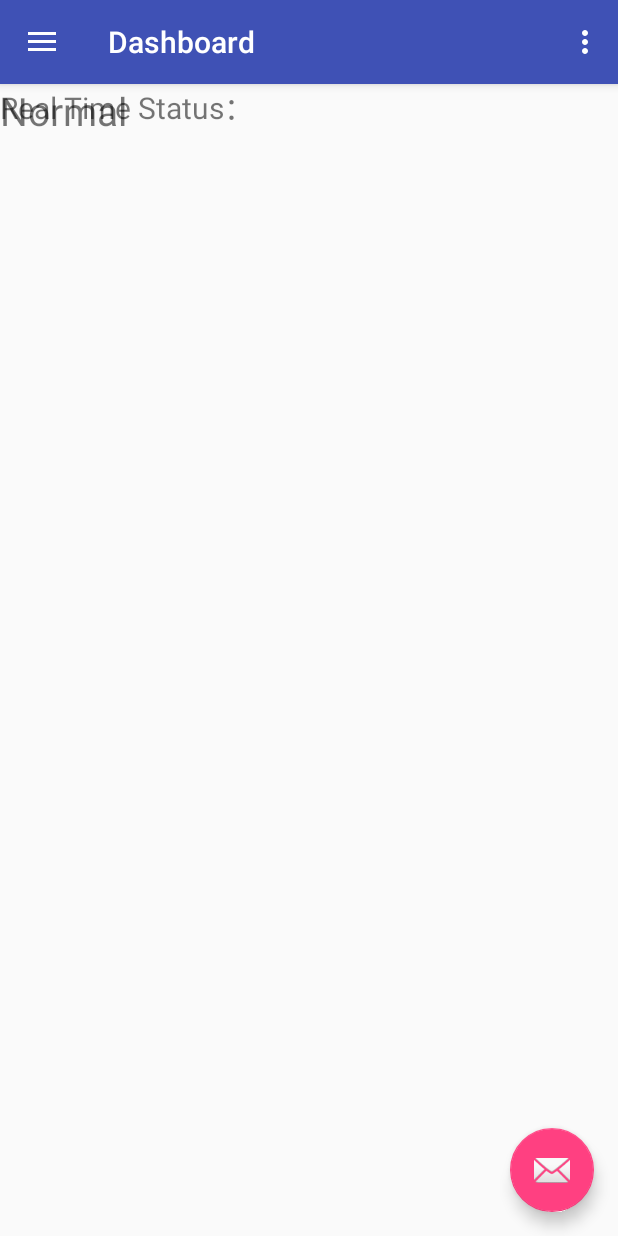
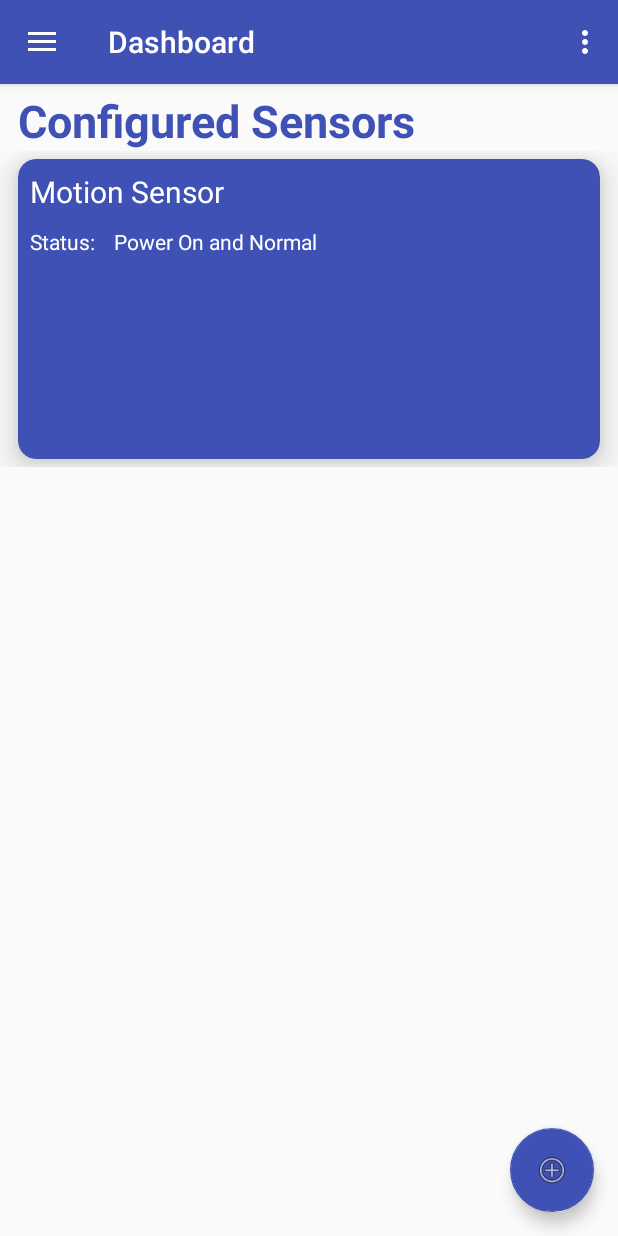
Before and after one commit to hlwhl/ElderlyCaringSystem, an Android app: the HomeActivity screen opened directly, with no data from a screen before it, on a phone screen of 412 x 824 dp. Run offline under Robolectric (Android 15) with nearby library versions, the phone set to English and light mode, and no system bars; libraries missing offline, so code that uses them is left out: cn.bmob.v3; 1 statement that could not run was skipped.

Commit message:
home activity card view

```diff
--- a/ElderlyCaringSystemClient/app/build.gradle
+++ b/ElderlyCaringSystemClient/app/build.gradle
@@ -33,4 +33,5 @@ dependencies {
     implementation 'cn.bmob.android:bmob-push:1.0.2'
     implementation 'com.jakewharton:butterknife:8.8.1'
     annotationProcessor 'com.jakewharton:butterknife-compiler:8.8.1'
+    implementation 'com.android.support:cardview-v7:27.1.1'
 }
--- a/ElderlyCaringSystemClient/app/src/main/java/com/linwei/elderlycare/elderlycaringsystemclient/activities/AddSensorActivity.java
+++ b/ElderlyCaringSystemClient/app/src/main/java/com/linwei/elderlycare/elderlycaringsystemclient/activities/AddSensorActivity.java
@@ -42,13 +42,14 @@ public class AddSensorActivity extends AppCompatActivity {
             public void onClick(View view) {
                 Toast.makeText(getApplicationContext(), sensorAddress.getText().toString(), Toast.LENGTH_LONG);
                 Sensor sensor = new Sensor();
-                sensor.setOwner((User) BmobUser.getCurrentUser());
+                sensor.setOwner(BmobUser.getCurrentUser());
                 sensor.setSensorBTAddress(sensorAddress.getText().toString());
                 sensor.setSensorDescription(sensorDescription.getText().toString());
                 sensor.save(new SaveListener<String>() {
                     @Override
                     public void done(String s, BmobException e) {
                         if (e == null) {
+                            Toast.makeText(getApplicationContext(), "Sensor information saved", Toast.LENGTH_LONG).show();
                             Intent intent = new Intent(AddSensorActivity.this, HomeActivity.class);
                             startActivity(intent);
                             finish();
--- a/ElderlyCaringSystemClient/app/src/main/java/com/linwei/elderlycare/elderlycaringsystemclient/activities/HomeActivity.java
+++ b/ElderlyCaringSystemClient/app/src/main/java/com/linwei/elderlycare/elderlycaringsystemclient/activities/HomeActivity.java
@@ -3,6 +3,9 @@ package com.linwei.elderlycare.elderlycaringsystemclient.activities;
 import android.os.Bundle;
 import android.support.design.widget.FloatingActionButton;
 import android.support.design.widget.Snackbar;
+import android.support.v7.widget.DefaultItemAnimator;
+import android.support.v7.widget.LinearLayoutManager;
+import android.support.v7.widget.RecyclerView;
 import android.view.View;
 import android.support.design.widget.NavigationView;
 import android.support.v4.view.GravityCompat;
@@ -14,9 +17,11 @@ import android.view.Menu;
 import android.view.MenuItem;
 
 import com.linwei.elderlycare.elderlycaringsystemclient.R;
+import com.linwei.elderlycare.elderlycaringsystemclient.adapters.CardRecyAdapter;
 import com.linwei.elderlycare.elderlycaringsystemclient.entities.Sensor;
 import com.linwei.elderlycare.elderlycaringsystemclient.entities.User;
 
+import java.util.ArrayList;
 import java.util.List;
 
 import cn.bmob.v3.BmobQuery;
@@ -27,7 +32,9 @@ import cn.bmob.v3.listener.FindListener;
 public class HomeActivity extends AppCompatActivity
         implements NavigationView.OnNavigationItemSelectedListener {
 
-    User currentUser;
+    BmobUser currentUser;
+    private RecyclerView recyclerView;
+    private CardRecyAdapter myAdapter;
 
     @Override
     protected void onCreate(Bundle savedInstanceState) {
@@ -37,7 +44,19 @@ public class HomeActivity extends AppCompatActivity
         setSupportActionBar(toolbar);
         getSupportActionBar().setTitle("Dashboard");
 
-        currentUser = (User) BmobUser.getCurrentUser();
+        currentUser = BmobUser.getCurrentUser();
+
+        //recycler view
+        recyclerView = findViewById(R.id.recview_home);
+        recyclerView.setLayoutManager(new LinearLayoutManager(this));
+        recyclerView.setItemAnimator(new DefaultItemAnimator());
+        List<Sensor> list = new ArrayList<Sensor>();
+        Sensor test = new Sensor();
+        test.setSensorDescription("ddd");
+        list.add(test);
+        myAdapter = new CardRecyAdapter(list);
+        recyclerView.setAdapter(myAdapter);
+
 
         //悬浮按钮
         FloatingActionButton fab = findViewById(R.id.fab);
--- /dev/null
+++ b/ElderlyCaringSystemClient/app/src/main/java/com/linwei/elderlycare/elderlycaringsystemclient/adapters/CardRecyAdapter.java
@@ -0,0 +1,48 @@
+package com.linwei.elderlycare.elderlycaringsystemclient.adapters;
+
+import android.support.annotation.NonNull;
+import android.support.v7.widget.RecyclerView;
+import android.view.LayoutInflater;
+import android.view.View;
+import android.view.ViewGroup;
+import android.widget.TextView;
+
+import com.linwei.elderlycare.elderlycaringsystemclient.R;
+import com.linwei.elderlycare.elderlycaringsystemclient.entities.Sensor;
+
+import java.util.List;
+
+public class CardRecyAdapter extends RecyclerView.Adapter<CardRecyAdapter.ViewHolder> {
+    private List<Sensor> sensors;
+
+    public CardRecyAdapter(List<Sensor> sensors) {
+        this.sensors = sensors;
+    }
+
+    @NonNull
+    @Override
+    public ViewHolder onCreateViewHolder(@NonNull ViewGroup parent, int viewType) {
+        View view = LayoutInflater.from(parent.getContext()).inflate(R.layout.card_view, parent, false);
+        return new ViewHolder(view);
+    }
+
+    @Override
+    public void onBindViewHolder(@NonNull ViewHolder holder, int position) {
+        Sensor s = sensors.get(position);
+        //holder.sensorname.setText(s.getSensorDescription());
+    }
+
+    @Override
+    public int getItemCount() {
+        return sensors == null ? 0 : sensors.size();
+    }
+
+    public static class ViewHolder extends RecyclerView.ViewHolder {
+        public TextView sensorname;
+
+        public ViewHolder(View v) {
+            super(v);
+            //sensorname=v.findViewById(R.id.tv_sensorname);
+        }
+    }
+}
--- a/ElderlyCaringSystemClient/app/src/main/java/com/linwei/elderlycare/elderlycaringsystemclient/entities/Sensor.java
+++ b/ElderlyCaringSystemClient/app/src/main/java/com/linwei/elderlycare/elderlycaringsystemclient/entities/Sensor.java
@@ -1,10 +1,11 @@
 package com.linwei.elderlycare.elderlycaringsystemclient.entities;
 
 import cn.bmob.v3.BmobObject;
+import cn.bmob.v3.BmobUser;
 
 public class Sensor extends BmobObject {
     private String sensorBTAddress;
-    private User owner;
+    private BmobUser owner;
     private String sensorDescription;
 
     public void setSensorDescription(String sensorDescription) {
@@ -21,7 +22,7 @@ public class Sensor extends BmobObject {
 
     private boolean powerStatus;
 
-    public void setOwner(User owner) {
+    public void setOwner(BmobUser owner) {
         this.owner = owner;
     }
 
@@ -33,7 +34,7 @@ public class Sensor extends BmobObject {
         return sensorBTAddress;
     }
 
-    public User getOwner() {
+    public BmobUser getOwner() {
         return owner;
     }
 
--- a/ElderlyCaringSystemClient/app/src/main/res/layout/app_bar_home.xml
+++ b/ElderlyCaringSystemClient/app/src/main/res/layout/app_bar_home.xml
@@ -25,9 +25,10 @@
     <android.support.design.widget.FloatingActionButton
         android:id="@+id/fab"
         android:layout_width="wrap_content"
+        app:backgroundTint="@color/colorPrimary"
         android:layout_height="wrap_content"
         android:layout_gravity="bottom|end"
         android:layout_margin="@dimen/fab_margin"
-        app:srcCompat="@android:drawable/ic_dialog_email" />
+        app:srcCompat="@android:drawable/ic_menu_add" />
 
 </android.support.design.widget.CoordinatorLayout>
--- /dev/null
+++ b/ElderlyCaringSystemClient/app/src/main/res/layout/card_view.xml
@@ -0,0 +1,56 @@
+<?xml version="1.0" encoding="utf-8"?>
+<android.support.v7.widget.CardView xmlns:tools="http://schemas.android.com/tools"
+    android:layout_height="200dp"
+    android:layout_width="match_parent"
+    xmlns:card_view="http://schemas.android.com/apk/res-auto"
+    card_view:cardCornerRadius="12dp"
+    card_view:cardElevation="12dp"
+    card_view:cardBackgroundColor="@color/colorPrimary"
+    android:layout_marginTop="5dp"
+    android:layout_marginBottom="5dp"
+    android:layout_marginLeft="12dp"
+    android:layout_marginRight="12dp"
+    android:orientation="horizontal"
+    xmlns:android="http://schemas.android.com/apk/res/android">
+
+    <android.support.constraint.ConstraintLayout
+        android:layout_width="wrap_content"
+        android:layout_height="wrap_content">
+
+        <android.support.v7.widget.AppCompatTextView
+            android:id="@+id/card_title"
+            android:layout_width="167dp"
+            android:layout_height="27dp"
+            android:layout_marginStart="8dp"
+            android:layout_marginTop="8dp"
+            android:text="Motion Sensor"
+            android:textColor="#ffffff"
+            android:textSize="20sp"
+            card_view:layout_constraintStart_toStartOf="parent"
+            card_view:layout_constraintTop_toTopOf="parent" />
+
+        <TextView
+            android:id="@+id/tv_sensorstatus"
+            android:layout_width="wrap_content"
+            android:layout_height="wrap_content"
+            android:layout_marginStart="9dp"
+            android:layout_marginTop="10dp"
+            android:text="Power On and Normal"
+            android:textColor="#FFFFFF"
+            card_view:layout_constraintStart_toEndOf="@+id/tv_sensorstatustitle"
+            card_view:layout_constraintTop_toBottomOf="@+id/card_title" />
+
+        <TextView
+            android:id="@+id/tv_sensorstatustitle"
+            android:layout_width="wrap_content"
+            android:layout_height="wrap_content"
+            android:layout_marginStart="8dp"
+            android:layout_marginTop="10dp"
+            android:text="Status: "
+            android:textColor="#FFFFFF"
+            card_view:layout_constraintStart_toStartOf="parent"
+            card_view:layout_constraintTop_toBottomOf="@+id/card_title" />
+    </android.support.constraint.ConstraintLayout>
+
+
+</android.support.v7.widget.CardView>
--- a/ElderlyCaringSystemClient/app/src/main/res/layout/content_home.xml
+++ b/ElderlyCaringSystemClient/app/src/main/res/layout/content_home.xml
@@ -1,28 +1,21 @@
 <?xml version="1.0" encoding="utf-8"?>
-<android.support.constraint.ConstraintLayout xmlns:android="http://schemas.android.com/apk/res/android"
-    xmlns:app="http://schemas.android.com/apk/res-auto"
-    xmlns:tools="http://schemas.android.com/tools"
-    android:layout_width="match_parent"
-    android:layout_height="match_parent"
-    app:layout_behavior="@string/appbar_scrolling_view_behavior"
-    tools:context=".activities.HomeActivity"
-    tools:showIn="@layout/app_bar_home">
+<LinearLayout xmlns:android="http://schemas.android.com/apk/res/android"
+    android:layout_height="fill_parent"
+    android:layout_width="fill_parent"
+    android:layout_marginTop="60dp"
+    android:orientation="vertical">
 
     <TextView
-        android:id="@+id/textView3"
         android:layout_width="wrap_content"
         android:layout_height="wrap_content"
-        android:text="Real Time Status："
-        android:textSize="20sp"
-        tools:layout_editor_absoluteX="117dp"
-        tools:layout_editor_absoluteY="41dp" />
+        android:text="Configured Sensors"
+        android:layout_marginLeft="12dp"
+        android:textColor="@color/colorPrimary"
+        android:textSize="30sp"
+        android:textStyle="bold" />
 
-    <TextView
-        android:id="@+id/textView4"
-        android:layout_width="wrap_content"
-        android:layout_height="wrap_content"
-        android:text="Normal"
-        android:textSize="26sp"
-        tools:layout_editor_absoluteX="163dp"
-        tools:layout_editor_absoluteY="83dp" />
-</android.support.constraint.ConstraintLayout>
+    <android.support.v7.widget.RecyclerView
+        android:id="@+id/recview_home"
+        android:layout_width="match_parent"
+        android:layout_height="wrap_content"></android.support.v7.widget.RecyclerView>
+</LinearLayout>
```
